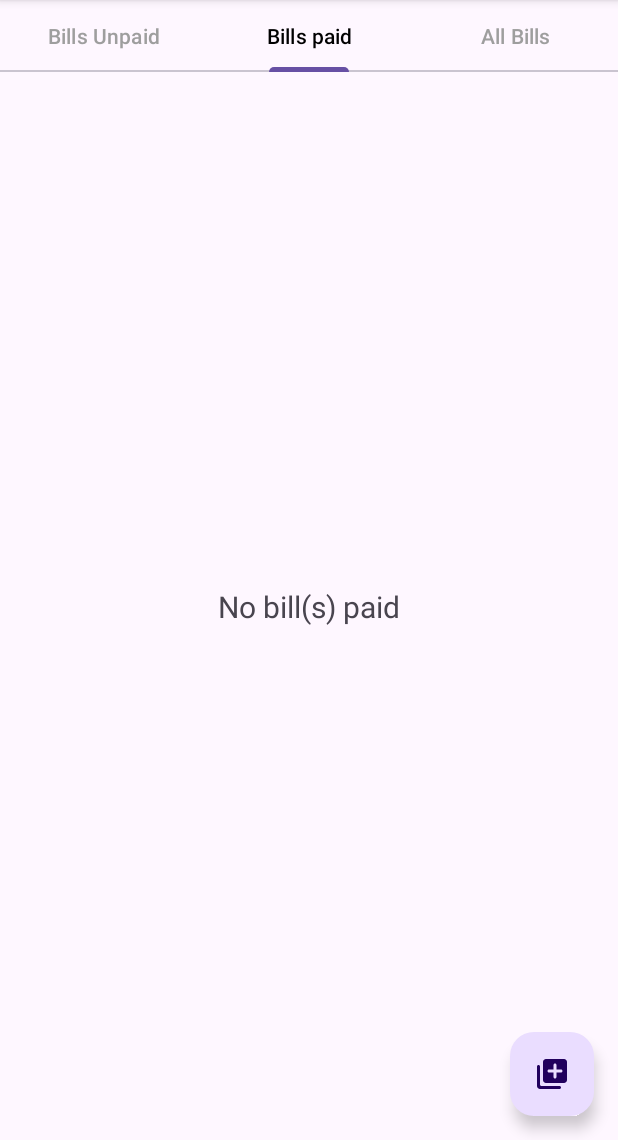
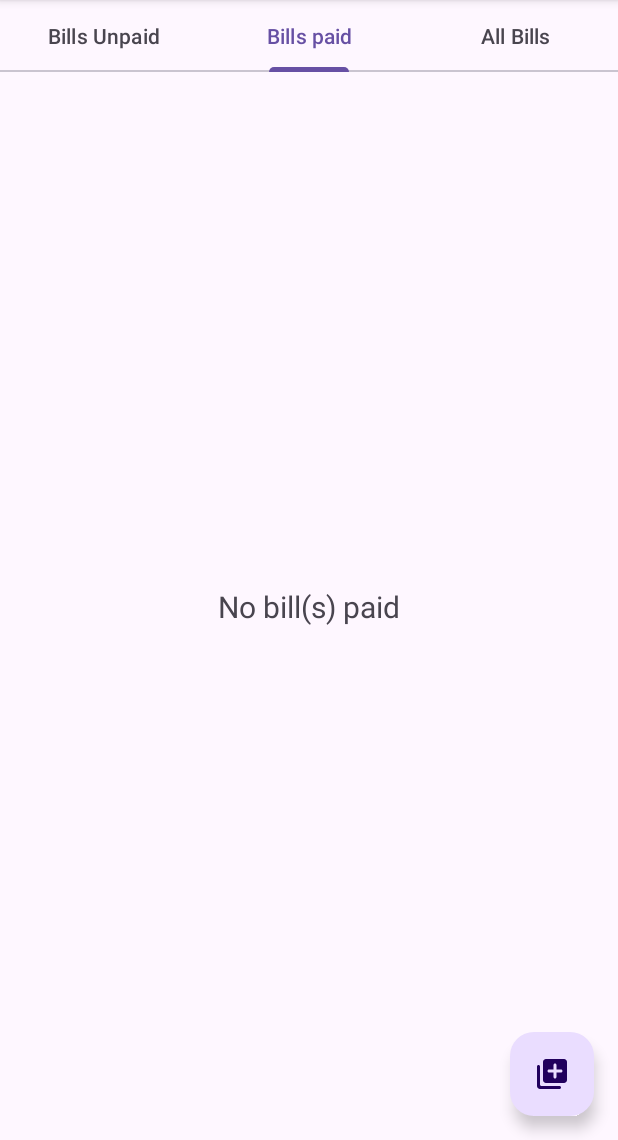
Before and after one commit to Vader-Femi/Bill-Reminder, an Android app: the screen it shows after launch (MainActivity), tab 2 chosen, on a phone screen of 412 x 824 dp, the part 96-1236 px from its top. Run offline under Robolectric (Android 15) with nearby library versions, the phone set to English and light mode, and no system bars; our stand-ins replace Room's generated code.

Commit message:
Switched to default colours for tabs

```diff
--- a/app/src/main/java/com/femi/billreminder/ui/main/all/AllBillsFragment.kt
+++ b/app/src/main/java/com/femi/billreminder/ui/main/all/AllBillsFragment.kt
@@ -11,7 +11,7 @@ import androidx.lifecycle.ViewModelProvider
 import androidx.recyclerview.widget.LinearLayoutManager
 import com.femi.billreminder.database.BillDatabase
 import com.femi.billreminder.database.entity.Bill
-import com.femi.billreminder.databinding.FragmentBillsBinding
+import com.femi.billreminder.databinding.FragmentAllBillsBinding
 import com.femi.billreminder.repository.BillRepository
 import com.femi.billreminder.ui.base.ViewModelFactory
 import com.femi.billreminder.ui.bill.detail.BillDetailActivity
@@ -21,7 +21,7 @@ import com.femi.billreminder.utils.BILL_ID
 class AllBillsFragment : Fragment() {
 
     private lateinit var adapter: AllBillsAdapter
-    private lateinit var binding: FragmentBillsBinding
+    private lateinit var binding: FragmentAllBillsBinding
 
     private lateinit var allBillsViewModel: AllBillsViewModel
 
@@ -29,7 +29,7 @@ class AllBillsFragment : Fragment() {
         inflater: LayoutInflater, container: ViewGroup?,
         savedInstanceState: Bundle?,
     ): View {
-        binding = FragmentBillsBinding.inflate(inflater, container, false)
+        binding = FragmentAllBillsBinding.inflate(inflater, container, false)
         return binding.root
     }
 
--- a/app/src/main/res/layout/activity_bill_detail.xml
+++ b/app/src/main/res/layout/activity_bill_detail.xml
@@ -18,9 +18,10 @@
 
     <com.google.android.material.card.MaterialCardView
         android:id="@+id/cv_title"
-        style="@style/customCard"
         android:layout_width="match_parent"
         android:layout_height="wrap_content"
+        android:focusable="true"
+        android:clickable="true"
         android:layout_marginStart="@dimen/normal_margin"
         android:layout_marginTop="@dimen/normal_margin"
         android:layout_marginEnd="@dimen/normal_margin"
@@ -72,9 +73,10 @@
 
     <com.google.android.material.card.MaterialCardView
         android:id="@+id/cv_amount"
-        style="@style/customCard"
         android:layout_width="match_parent"
         android:layout_height="wrap_content"
+        android:focusable="true"
+        android:clickable="true"
         android:layout_marginStart="@dimen/normal_margin"
         android:layout_marginTop="@dimen/normal_margin"
         android:layout_marginEnd="@dimen/normal_margin"
--- a/app/src/main/res/layout/activity_main.xml
+++ b/app/src/main/res/layout/activity_main.xml
@@ -13,9 +13,7 @@
         <com.google.android.material.tabs.TabLayout
             android:id="@+id/tab_layout"
             android:layout_width="match_parent"
-            android:layout_height="wrap_content"
-            app:tabSelectedTextColor="?attr/colorOnPrimary"
-            app:tabTextColor="@color/colorGrey" />
+            android:layout_height="wrap_content"/>
 
     </com.google.android.material.appbar.AppBarLayout>
 
--- a/app/src/main/res/layout/item_bill_paid.xml
+++ b/app/src/main/res/layout/item_bill_paid.xml
@@ -2,9 +2,10 @@
 <com.google.android.material.card.MaterialCardView xmlns:android="http://schemas.android.com/apk/res/android"
     xmlns:app="http://schemas.android.com/apk/res-auto"
     android:id="@+id/cv_container"
-    style="@style/customCard"
     android:layout_width="match_parent"
     android:layout_height="wrap_content"
+    android:focusable="true"
+    android:clickable="true"
     android:layout_margin="@dimen/normal_margin"
     app:cardElevation="@dimen/normal_elevation">
 
--- a/app/src/main/res/layout/item_bill_unpaid.xml
+++ b/app/src/main/res/layout/item_bill_unpaid.xml
@@ -2,9 +2,10 @@
 <com.google.android.material.card.MaterialCardView xmlns:android="http://schemas.android.com/apk/res/android"
     xmlns:app="http://schemas.android.com/apk/res-auto"
     android:id="@+id/cv_container"
-    style="@style/customCard"
     android:layout_width="match_parent"
     android:layout_height="wrap_content"
+    android:focusable="true"
+    android:clickable="true"
     android:layout_margin="@dimen/normal_margin"
     app:cardElevation="@dimen/normal_elevation">
 
--- a/app/src/main/res/layout/item_bills.xml
+++ b/app/src/main/res/layout/item_bills.xml
@@ -2,9 +2,10 @@
 <com.google.android.material.card.MaterialCardView xmlns:android="http://schemas.android.com/apk/res/android"
     xmlns:app="http://schemas.android.com/apk/res-auto"
     android:id="@+id/cv_container"
-    style="@style/customCard"
     android:layout_width="match_parent"
     android:layout_height="wrap_content"
+    android:focusable="true"
+    android:clickable="true"
     android:layout_margin="@dimen/normal_margin"
     app:cardElevation="@dimen/normal_elevation">
 
--- a/app/src/main/res/values-night/themes.xml
+++ b/app/src/main/res/values-night/themes.xml
@@ -3,10 +3,9 @@
 
     <style name="Base.Theme.BillReminder" parent="Theme.Material3.DayNight">
 
-<!--        <item name="colorPrimary">@color/colorPrimary</item>-->
-        <item name="colorOnPrimary">@android:color/white</item>
+<!--        <item name="colorOnPrimary">@android:color/white</item>-->
 
-        <item name="colorOnSecondary">@android:color/black</item>
+<!--        <item name="colorOnSecondary">@android:color/black</item>-->
 
     </style>
 
--- a/app/src/main/res/values-v29/themes.xml
+++ b/app/src/main/res/values-v29/themes.xml
@@ -6,6 +6,7 @@
         <item name="android:navigationBarColor">?attr/colorPrimary</item>
         <item name="android:statusBarColor">@android:color/transparent</item>
         <item name="android:windowLightStatusBar">?attr/isLightTheme</item>
+
     </style>
 
 </resources>
--- a/app/src/main/res/values/themes.xml
+++ b/app/src/main/res/values/themes.xml
@@ -1,17 +1,10 @@
 <resources xmlns:tools="http://schemas.android.com/tools">
     <!-- Base application theme. -->
     <style name="Base.Theme.BillReminder" parent="Theme.Material3.Light">
-        <!--        <item name="colorPrimary">@color/colorPrimary</item>-->
-        <!--        <item name="colorPrimaryDark">@color/colorPrimaryDark</item>-->
-        <item name="colorOnPrimary">@android:color/black</item>
-        <!--        <item name="colorAccent">@color/colorAccent</item>-->
+<!--        -->
+<!--        <item name="colorOnPrimary">@android:color/black</item>-->
 
-        <item name="colorOnSecondary">@android:color/white</item>
-    </style>
-
-    <style name="customCard" parent="Widget.MaterialComponents.CardView">
-        <item name="android:focusable">true</item>
-        <item name="android:clickable">true</item>
+<!--        <item name="colorOnSecondary">@android:color/white</item>-->
     </style>
 
 </resources>
```
Also changed, not shown: app/src/main/java/com/femi/billreminder/RoomConverters.kt (deleted, +0 -28 lines), app/src/main/ic_launcher-playstore.png (added), app/src/main/res/drawable/ic_launcher_foreground.xml (renamed from app/src/main/res/drawable-v24/ic_launcher_foreground.xml), app/src/main/res/layout/fragment_all_bills.xml (renamed from app/src/main/res/layout/fragment_bills.xml).
